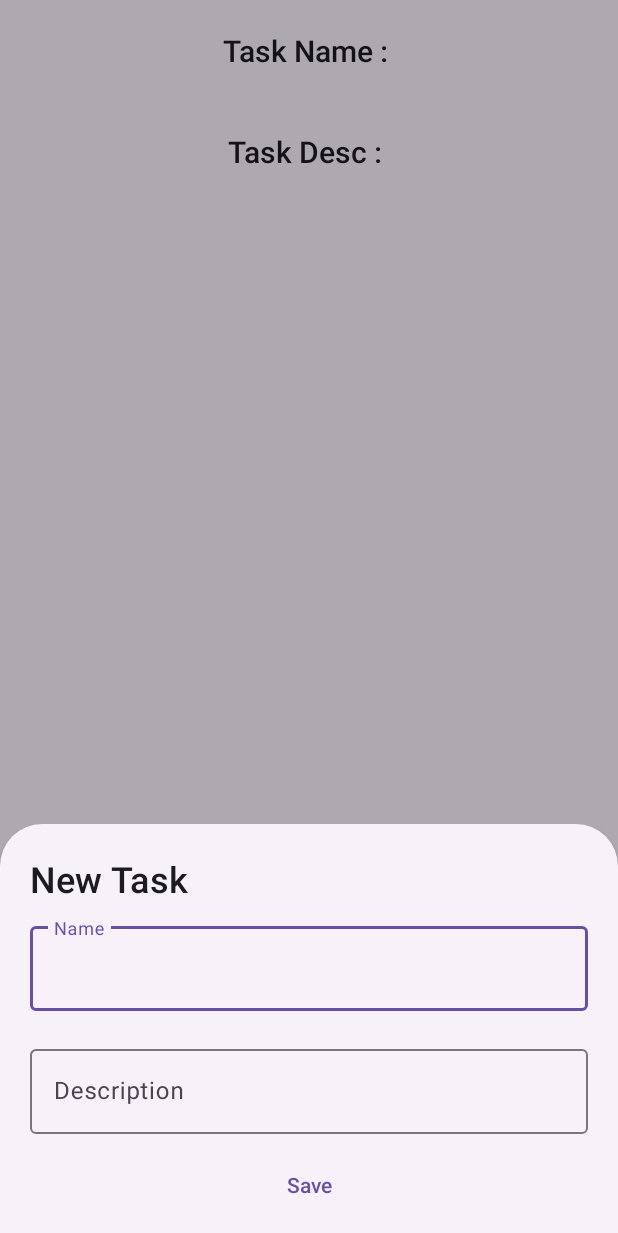
After one commit to IT22305282/MAD_EXAM_4, an Android app: the fragment NewTaskSheet placed in its activity, on a phone screen of 412 x 824 dp. The commit adds this screen. Shown: the top 1233 px of the screen. Run offline under Robolectric (Android 15) with nearby library versions, the phone set to English and light mode, and no system bars.

Commit message:
Added New Task Fragment

```diff
--- a/app/src/main/java/com/example/mad_exam_4/MainActivity.kt
+++ b/app/src/main/java/com/example/mad_exam_4/MainActivity.kt
@@ -2,10 +2,32 @@ package com.example.mad_exam_4
 
 import androidx.appcompat.app.AppCompatActivity
 import android.os.Bundle
+import androidx.lifecycle.ViewModelProvider
+import com.example.mad_exam_4.databinding.ActivityMainBinding
 
 class MainActivity : AppCompatActivity() {
+
+    private lateinit var binding: ActivityMainBinding
+    private lateinit var taskViewModel: TaskViewModel
     override fun onCreate(savedInstanceState: Bundle?) {
         super.onCreate(savedInstanceState)
-        setContentView(R.layout.activity_main)
+        binding = ActivityMainBinding.inflate(layoutInflater)
+        setContentView(binding.root)
+
+        taskViewModel = ViewModelProvider(this).get(TaskViewModel::class.java)
+
+        //on click listener for new task button
+        binding.newTask.setOnClickListener{
+            NewTaskSheet().show(supportFragmentManager, "newTaskTag")
+        }
+
+        taskViewModel.name.observe(this){
+            binding.taskName.text = String.format("Task Name: %s", it)
+        }
+
+        taskViewModel.desc.observe(this){
+            binding.taskDesc.text = String.format("Task Desc: %s", it)
+        }
+
     }
 }
--- /dev/null
+++ b/app/src/main/java/com/example/mad_exam_4/NewTaskSheet.kt
@@ -0,0 +1,42 @@
+package com.example.mad_exam_4
+
+import android.os.Bundle
+import androidx.fragment.app.Fragment
+import android.view.LayoutInflater
+import android.view.View
+import android.view.ViewGroup
+import androidx.lifecycle.ViewModelProvider
+import com.example.mad_exam_4.databinding.ActivityMainBinding
+import com.example.mad_exam_4.databinding.FragmentNewTaskSheetBinding
+import com.google.android.material.bottomsheet.BottomSheetDialog
+import com.google.android.material.bottomsheet.BottomSheetDialogFragment
+
+class NewTaskSheet : BottomSheetDialogFragment() {
+
+    private lateinit var binding: FragmentNewTaskSheetBinding
+    private lateinit var taskViewModel: TaskViewModel
+
+    override fun onViewCreated(view: View, savedInstanceState: Bundle?) {
+        super.onViewCreated(view, savedInstanceState)
+        val activity = requireActivity()
+        taskViewModel = ViewModelProvider(activity).get(TaskViewModel::class.java)
+
+        binding.saveButton.setOnClickListener{
+            saveAction()
+        }
+    }
+
+    private fun saveAction() {
+        taskViewModel.name.value = binding.name.text.toString()
+        taskViewModel.desc.value = binding.desc.text.toString()
+        binding.name.setText("")
+        binding.desc.setText("")
+        dismiss()
+    }
+
+    override fun onCreateView(inflater: LayoutInflater, container: ViewGroup?, savedInstanceState: Bundle?): View? {
+        binding = FragmentNewTaskSheetBinding.inflate(inflater, container,false)
+        return binding.root
+    }
+
+}
--- /dev/null
+++ b/app/src/main/java/com/example/mad_exam_4/TaskViewModel.kt
@@ -0,0 +1,9 @@
+package com.example.mad_exam_4
+
+import androidx.lifecycle.MutableLiveData
+import androidx.lifecycle.ViewModel
+
+class TaskViewModel: ViewModel() {
+    var name = MutableLiveData<String>()
+    var desc = MutableLiveData<String>()
+}
--- /dev/null
+++ b/app/src/main/res/layout/fragment_new_task_sheet.xml
@@ -0,0 +1,60 @@
+<?xml version="1.0" encoding="utf-8"?>
+<LinearLayout
+    android:orientation="vertical"
+    xmlns:android="http://schemas.android.com/apk/res/android"
+    xmlns:tools="http://schemas.android.com/tools"
+    android:layout_width="match_parent"
+    android:layout_height="wrap_content"
+    tools:context=".NewTaskSheet">
+
+
+    <TextView
+        android:layout_width="match_parent"
+        android:layout_height="wrap_content"
+        android:text="New Task"
+        android:textSize="24sp"
+        style="@style/TextAppearance.AppCompat.Title"
+        android:layout_marginTop="20dp"
+        android:layout_marginStart="20dp"/>
+
+    <com.google.android.material.textfield.TextInputLayout
+        style="@style/ThemeOverlay.Material3.AutoCompleteTextView.OutlinedBox.Dense"
+        android:layout_width="match_parent"
+        android:layout_height="wrap_content"
+        android:layout_marginVertical="10dp"
+        android:layout_marginHorizontal="20dp">
+
+        <com.google.android.material.textfield.TextInputEditText
+            android:id="@+id/name"
+            android:layout_width="match_parent"
+            android:layout_height="match_parent"
+            android:hint="Name"/>
+
+    </com.google.android.material.textfield.TextInputLayout>
+
+    <com.google.android.material.textfield.TextInputLayout
+        style="@style/ThemeOverlay.Material3.AutoCompleteTextView.OutlinedBox.Dense"
+        android:layout_width="match_parent"
+        android:layout_height="wrap_content"
+        android:layout_marginVertical="10dp"
+        android:layout_marginHorizontal="20dp">
+
+        <com.google.android.material.textfield.TextInputEditText
+            android:id="@+id/desc"
+            android:layout_width="match_parent"
+            android:layout_height="match_parent"
+            android:hint="Description"/>
+
+    </com.google.android.material.textfield.TextInputLayout>
+
+    <com.google.android.material.button.MaterialButton
+        android:id="@+id/saveButton"
+        style="@style/ShapeAppearanceOverlay.Material3.Button"
+        android:layout_width="match_parent"
+        android:layout_height="wrap_content"
+        android:layout_gravity="center"
+        android:layout_marginHorizontal="20dp"
+        android:text="Save"
+        android:layout_marginBottom="10dp"/>
+
+</LinearLayout>
--- a/app/src/main/res/values/strings.xml
+++ b/app/src/main/res/values/strings.xml
@@ -1,3 +1,5 @@
 <resources>
     <string name="app_name">MAD_EXAM_4</string>
+    <!-- TODO: Remove or change this placeholder text -->
+    <string name="hello_blank_fragment">Hello blank fragment</string>
 </resources>
```
